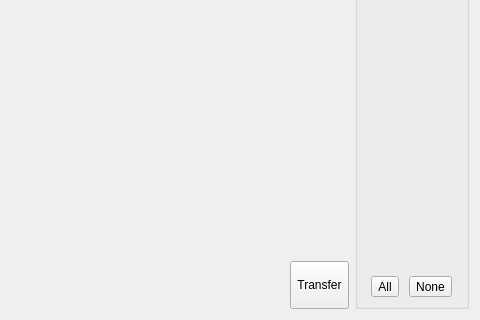
Above: src/dafne/ui/supportDataViewer.ui from dafne-imaging/dafne before the change; both pictures show x 243 to 723 and y 289 to 609 of the 723 by 609 pixel window. Below: the same form after it.
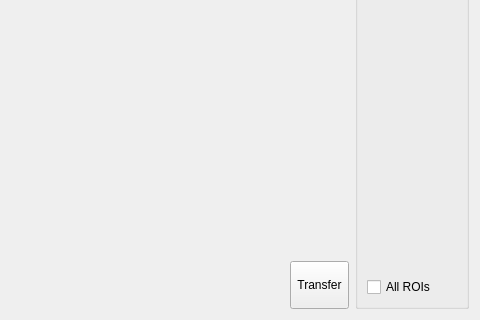
That is the form after the change.

Commit message: All/None roi selection with tristate checkbox

```diff
--- a/src/dafne/ui/supportDataViewer.ui
+++ b/src/dafne/ui/supportDataViewer.ui
@@ -160,22 +160,14 @@
          </spacer>
         </item>
         <item>
-         <layout class="QHBoxLayout" name="horizontalLayout">
-          <item>
-           <widget class="QToolButton" name="selectAllButton">
+         <widget class="QCheckBox" name="allROITristateBox">
             <property name="text">
-             <string>All</string>
-            </property>
-           </widget>
-          </item>
-          <item>
-           <widget class="QToolButton" name="selectNoneButton">
-            <property name="text">
-             <string>None</string>
-            </property>
-           </widget>
-          </item>
-         </layout>
+           <string>All ROIs</string>
+          </property>
+          <property name="tristate">
+           <bool>true</bool>
+          </property>
+         </widget>
         </item>
        </layout>
       </widget>
```
Lines whose indentation alone changed are shown as unchanged. The commit also changes 2 other files.
